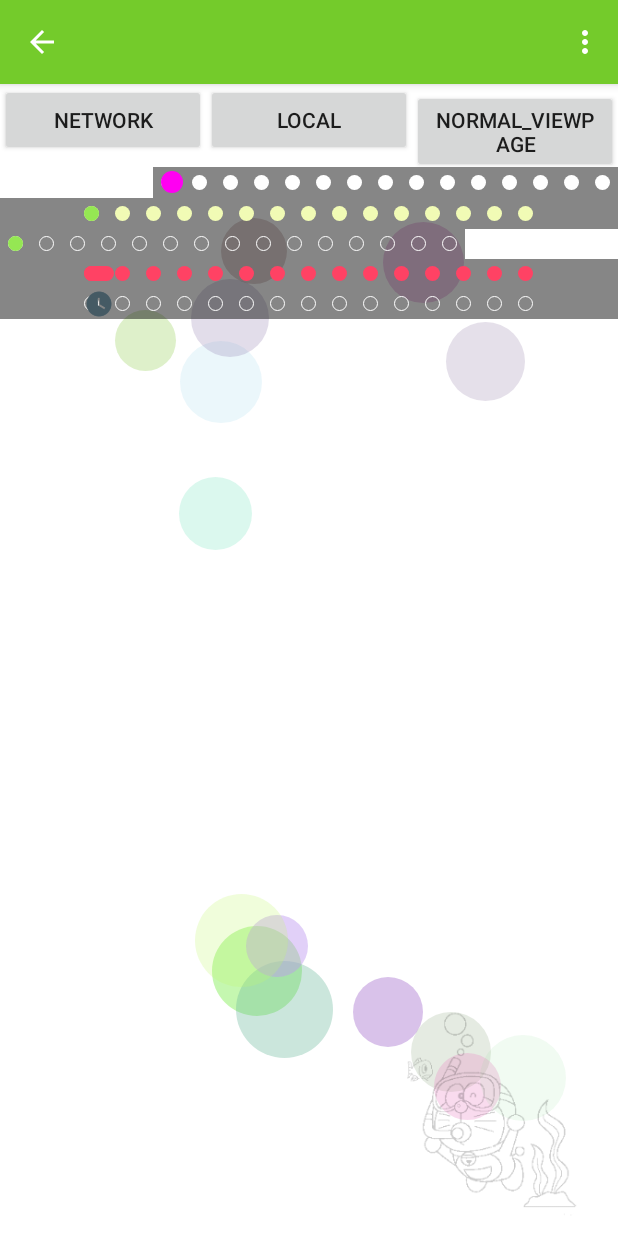
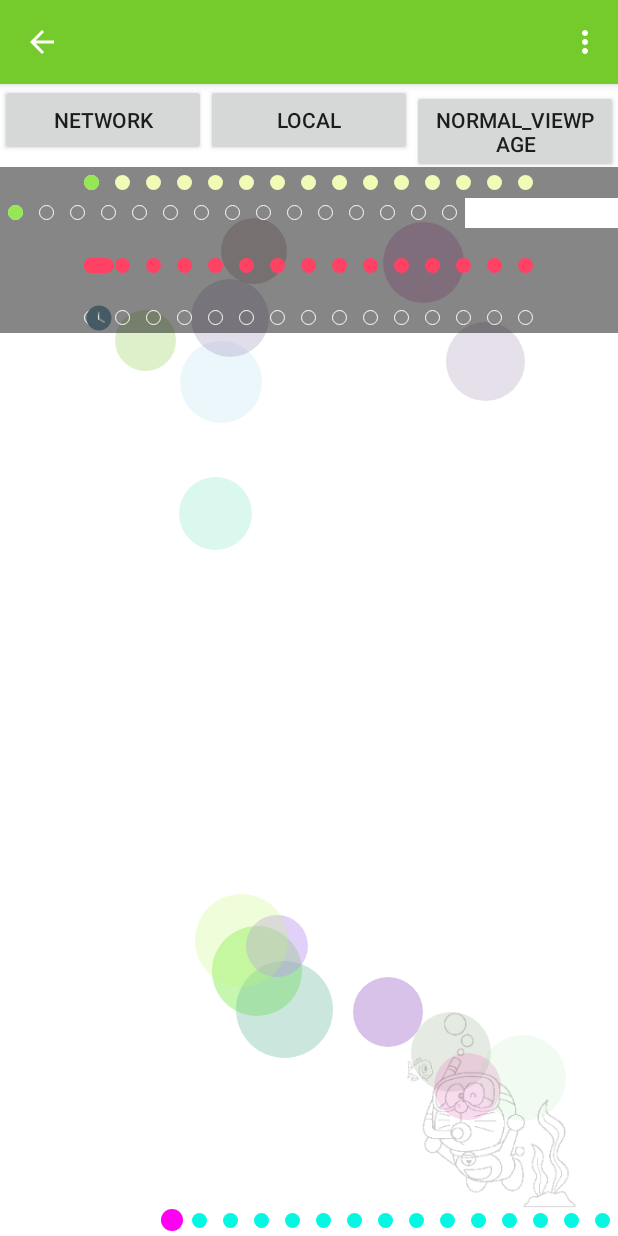
Before and after one commit to yang8807/utils, an Android app: the ActivityBannerView screen opened directly, with no data from a screen before it, on a phone screen of 412 x 824 dp. Run offline under Robolectric (Android 15) with nearby library versions, the phone set to English and light mode, and no system bars; libraries missing offline, so code that uses them is left out: com.jude.swipbackhelper; 3 statements that could not run were skipped.

```diff
--- a/app/src/main/res/layout/activity_looper_view.xml
+++ b/app/src/main/res/layout/activity_looper_view.xml
@@ -49,16 +49,16 @@
             android:layout_width="wrap_content"
             android:layout_height="wrap_content"
             android:layout_alignParentRight="true"
-            android:background="#79000000"
+            android:layout_alignParentBottom="true"
             app:bli_indicator_normal_size="10dp"
             app:bli_indicator_select_size="15dp"
+            app:bli_normal="#04f7e3"
             app:bli_select="#ff00f2" />
 
         <com.yan.fastview_library.indicator.BannerLooperIndicator
             android:id="@+id/baner_indicator2"
             android:layout_width="match_parent"
             android:layout_height="wrap_content"
-            android:layout_below="@id/baner_indicator"
             android:background="#79000000"
             app:bli_indicator_normal_size="10dp"
             app:bli_indicator_select_size="10dp"
@@ -79,7 +79,7 @@
         <com.yan.fastview_library.indicator.BannerLooperIndicator
             android:id="@+id/baner_indicator_retangle_corner"
             android:layout_width="match_parent"
-            android:layout_height="20dp"
+            android:layout_height="50dp"
             android:layout_below="@id/baner_indicator_ring"
             android:background="#79000000"
             app:bli_indicator_normal_size="10dp"
```
